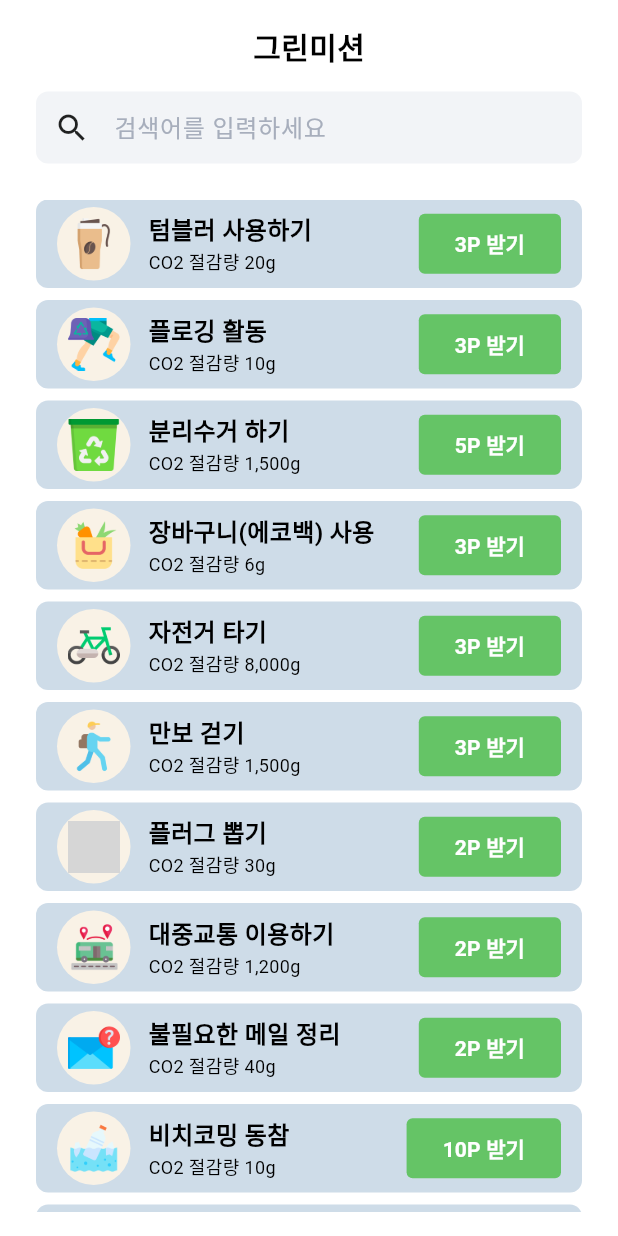
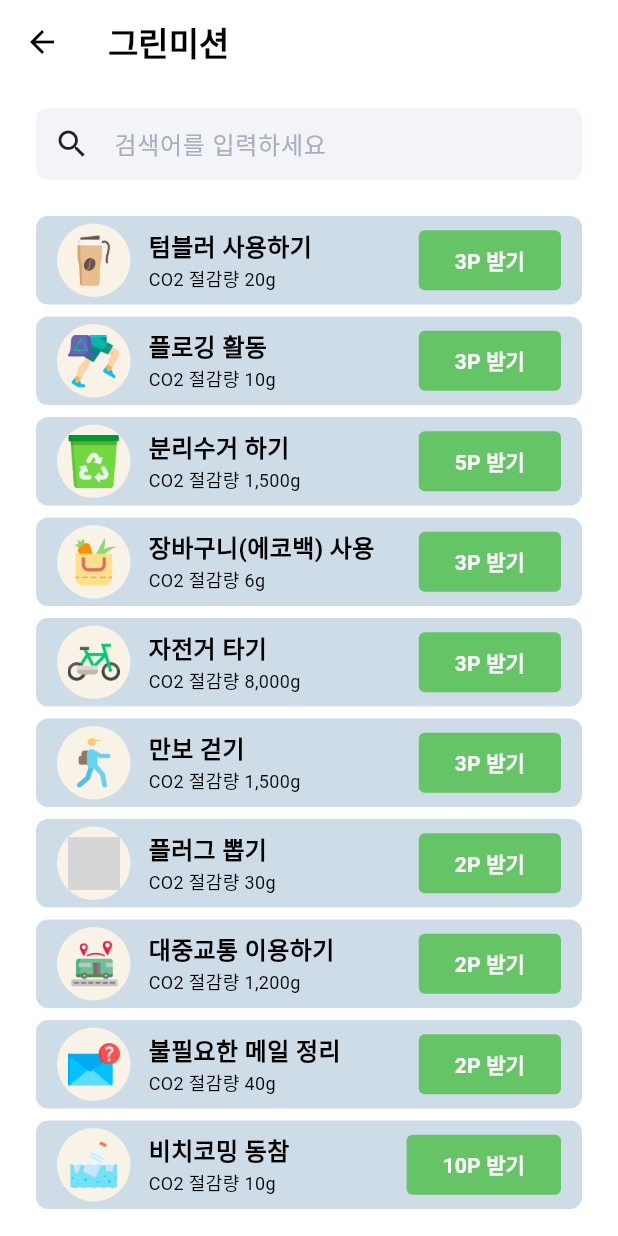
Before and after one commit to hyejin-1010/esg_app, a Flutter app: the MissionScreen screen opened directly, on a phone screen of 412 x 824 dp. Run offline on Flutter 3.47's test engine with Material 3 defaults, Android fonts, the light colour scheme and no system bars; our stand-ins replace get, sqflite; missing offline and left inert: shadcn_flutter; accounts and stored records are empty; grey boxes are pictures that could not be loaded.

Commit message:
feat. mission screen - search filter

```diff
--- /dev/null
+++ b/lib/components/mission/mission_item.dart
@@ -0,0 +1,67 @@
+import 'package:esg_app/models/mission_model.dart';
+import 'package:flutter/material.dart';
+
+class MissionItem extends StatelessWidget {
+  final Mission mission;
+
+  const MissionItem({super.key, required this.mission});
+
+  @override
+  Widget build(BuildContext context) {
+    return Container(
+      padding: const EdgeInsets.symmetric(vertical: 5.0, horizontal: 14.0),
+      margin: const EdgeInsets.only(bottom: 8.0),
+      decoration: BoxDecoration(
+        color: const Color(0xFFCEDCE8),
+        borderRadius: BorderRadius.circular(8.0),
+      ),
+      child: Row(
+        children: [
+          Container(
+            alignment: Alignment.center,
+            decoration: BoxDecoration(
+              color: const Color(0xFFF9F2E6),
+              borderRadius: BorderRadius.circular(100.0),
+            ),
+            padding: const EdgeInsets.all(7.0),
+            child: Image.asset(
+              'assets/mission/${mission.iconName}',
+              width: 35.0,
+              height: 35.0,
+            ),
+          ),
+          const SizedBox(width: 12.0),
+          Column(
+            crossAxisAlignment: CrossAxisAlignment.start,
+            children: [
+              Text(
+                mission.title,
+                style: TextStyle(fontSize: 16, fontWeight: FontWeight.w700),
+              ),
+              Text(mission.description, style: TextStyle(fontSize: 12)),
+            ],
+          ),
+          const Spacer(),
+          ElevatedButton(
+            style: ElevatedButton.styleFrom(
+              backgroundColor: const Color(0xFF65C466),
+              shape: RoundedRectangleBorder(
+                borderRadius: BorderRadius.circular(4.0),
+              ),
+              shadowColor: Colors.transparent,
+            ),
+            onPressed: () {},
+            child: Text(
+              '${mission.reward}P 받기',
+              style: TextStyle(
+                fontSize: 14,
+                fontWeight: FontWeight.bold,
+                color: Colors.white,
+              ),
+            ),
+          ),
+        ],
+      ),
+    );
+  }
+}
--- /dev/null
+++ b/lib/components/mission/search_box.dart
@@ -0,0 +1,38 @@
+import 'package:flutter/material.dart';
+
+class SearchBox extends StatelessWidget {
+  const SearchBox({super.key, required this.onChanged});
+
+  final Function(String) onChanged;
+
+  @override
+  Widget build(BuildContext context) {
+    return Container(
+      padding: const EdgeInsets.symmetric(horizontal: 12.0),
+      decoration: BoxDecoration(
+        color: const Color(0xFFF2F4F7),
+        borderRadius: BorderRadius.all(Radius.circular(8.0)),
+      ),
+      child: Row(
+        spacing: 8.0,
+        children: [
+          Icon(Icons.search),
+          Expanded(
+            child: TextField(
+              decoration: InputDecoration(
+                contentPadding: const EdgeInsets.symmetric(
+                  horizontal: 8.0,
+                  vertical: 0.0,
+                ),
+                hintText: '검색어를 입력하세요',
+                hintStyle: TextStyle(color: const Color(0xFFA7AEBC)),
+                border: InputBorder.none,
+              ),
+              onChanged: onChanged,
+            ),
+          ),
+        ],
+      ),
+    );
+  }
+}
--- a/lib/db/db_helper.dart
+++ b/lib/db/db_helper.dart
@@ -49,6 +49,13 @@ class DBHelper {
         }
       },
     );
+  }
+
+  // DB 초기화
+  static Future<void> clearAllData() async {
+    final db = await database;
+    await db.delete('Feed');
+    await db.delete('Mission');
   }
 }
 
--- a/lib/screens/mission.dart
+++ b/lib/screens/mission.dart
@@ -1,3 +1,5 @@
+import 'package:esg_app/components/mission/mission_item.dart';
+import 'package:esg_app/components/mission/search_box.dart';
 import 'package:esg_app/db/model_mission_dao.dart';
 import 'package:esg_app/models/mission_model.dart';
 import 'package:flutter/material.dart';
@@ -11,12 +13,12 @@ class MissionScreen extends StatefulWidget {
 
 class _MissionScreenState extends State<MissionScreen> {
   List<Mission> missions = [];
+  List<Mission> filteredMissions = [];
   final MissionDao _missionDao = MissionDao();
 
   @override
   void initState() {
     super.initState();
-
     _loadMissions();
   }
 
@@ -24,121 +26,44 @@ class _MissionScreenState extends State<MissionScreen> {
     final loadedMissions = await _missionDao.getAllItems();
     setState(() {
       missions = loadedMissions;
+      filteredMissions = [...missions];
     });
   }
 
   @override
   Widget build(BuildContext context) {
     return Scaffold(
+      backgroundColor: Colors.white,
+      appBar: AppBar(
+        title: const Text(
+          '그린미션',
+          style: TextStyle(fontWeight: FontWeight.bold),
+        ),
+        surfaceTintColor: Colors.white,
+      ),
       body: Container(
         padding: EdgeInsets.symmetric(horizontal: 24.0, vertical: 16.0),
         child: Column(
           children: [
-            Text(
-              '그린미션',
-              style: TextStyle(fontSize: 20, fontWeight: FontWeight.w900),
-              textAlign: TextAlign.left,
+            SearchBox(
+              onChanged: (value) {
+                filteredMissions =
+                    missions
+                        .where((mission) => mission.title.contains(value))
+                        .toList();
+                setState(() {});
+              },
             ),
-            const SizedBox(height: 16.0),
-            Container(
-              padding: const EdgeInsets.symmetric(horizontal: 12.0),
-              decoration: BoxDecoration(
-                color: const Color(0xFFF2F4F7),
-                borderRadius: BorderRadius.all(Radius.circular(8.0)),
-              ),
-              child: Row(
-                spacing: 8.0,
-                children: [
-                  Icon(Icons.search),
-                  Expanded(
-                    child: TextField(
-                      decoration: InputDecoration(
-                        contentPadding: const EdgeInsets.symmetric(
-                          horizontal: 8.0,
-                          vertical: 0.0,
-                        ),
-                        hintText: '검색어를 입력하세요',
-                        hintStyle: TextStyle(color: const Color(0xFFA7AEBC)),
-                        border: InputBorder.none,
-                      ),
-                    ),
-                  ),
-                ],
-              ),
-            ),
-
             const SizedBox(height: 24.0),
 
             missions.isEmpty
                 ? CircularProgressIndicator() // 로딩r 중 표시
                 : Expanded(
                   child: ListView.builder(
-                    itemCount: missions.length,
-                    itemBuilder:
-                        (context, index) => Container(
-                          padding: const EdgeInsets.symmetric(
-                            vertical: 5.0,
-                            horizontal: 14.0,
-                          ),
-                          margin: const EdgeInsets.only(bottom: 8.0),
-                          decoration: BoxDecoration(
-                            color: const Color(0xFFCEDCE8),
-                            borderRadius: BorderRadius.circular(8.0),
-                          ),
-                          child: Row(
-                            children: [
-                              Container(
-                                alignment: Alignment.center,
-                                decoration: BoxDecoration(
-                                  color: const Color(0xFFF9F2E6),
-                                  borderRadius: BorderRadius.circular(100.0),
-                                ),
-                                padding: const EdgeInsets.all(7.0),
-                                child: Image.asset(
-                                  'assets/mission/${missions[index].iconName}',
-                                  width: 35.0,
-                                  height: 35.0,
-                                ),
-                              ),
-                              const SizedBox(width: 12.0),
-                              Column(
-                                crossAxisAlignment: CrossAxisAlignment.start,
-                                children: [
-                                  Text(
-                                    missions[index].title,
-                                    style: TextStyle(
-                                      fontSize: 16,
-                                      fontWeight: FontWeight.w700,
-                                    ),
-                                  ),
-                                  Text(
-                                    missions[index].description,
-                                    style: TextStyle(fontSize: 12),
-                                  ),
-                                ],
-                              ),
-                              const Spacer(),
-                              ElevatedButton(
-                                style: ElevatedButton.styleFrom(
-                                  backgroundColor: const Color(0xFF65C466),
-                                  shape: RoundedRectangleBorder(
-                                    borderRadius: BorderRadius.circular(4.0),
-                                  ),
-                                  shadowColor: Colors.transparent,
-                                ),
-                                onPressed: () {},
-                                child: Text(
-                                  '${missions[index].reward}P 받기',
-                                  style: TextStyle(
-                                    fontSize: 14,
-                                    fontWeight: FontWeight.bold,
-                                    color: Colors.white,
-                                  ),
-                                ),
-                              ),
-                            ],
-                          ),
-                        ),
+                    itemCount: filteredMissions.length,
+                    itemBuilder: (context, index) {
+                      return MissionItem(mission: filteredMissions[index]);
+                    },
                   ),
                 ),
           ],
```
